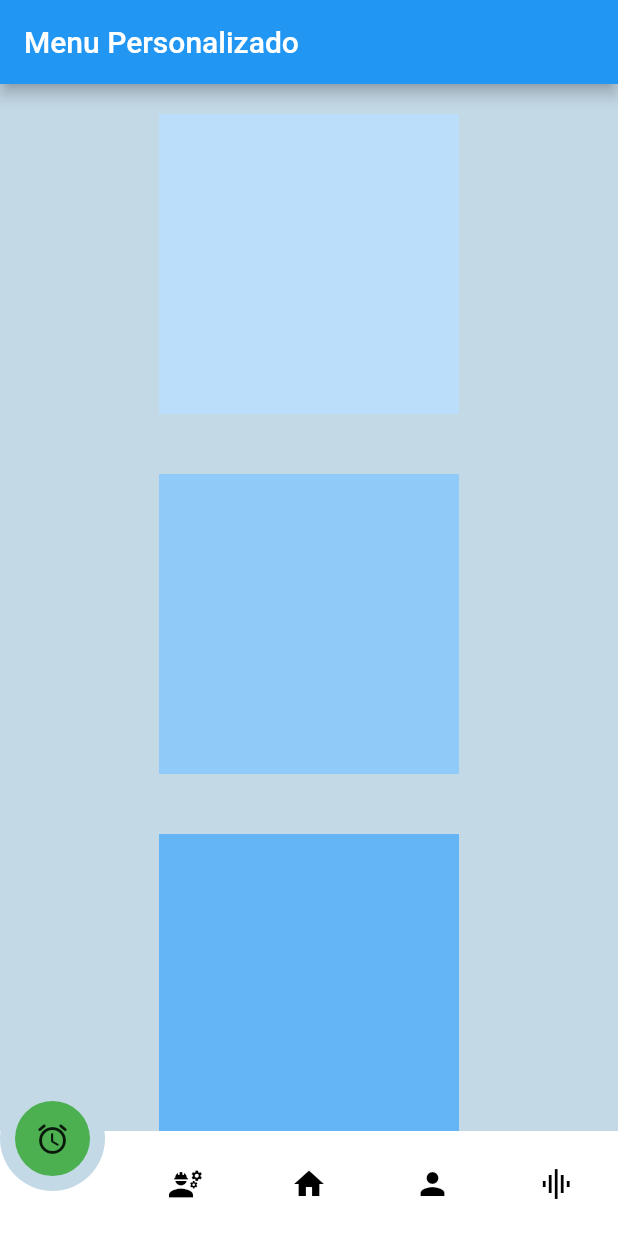
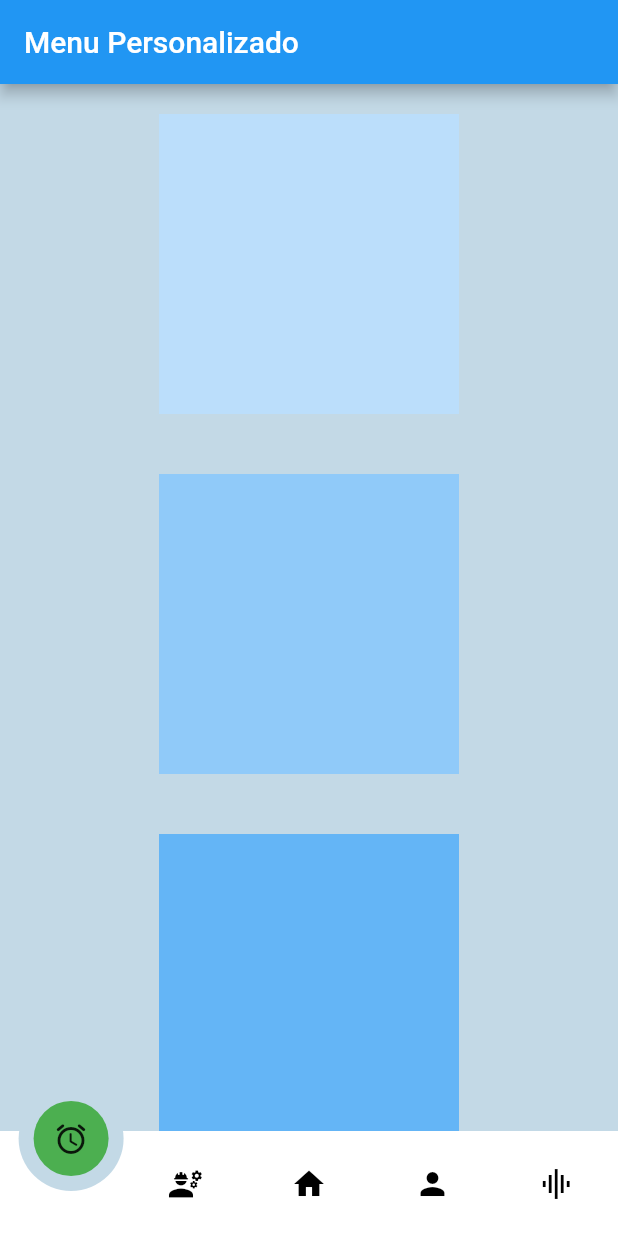
Before and after one commit to brunozupp/teste_lancamentos, a Flutter app: the screen it shows after launch, on a phone screen of 412 x 824 dp. Run offline on Flutter 3.47's test engine with Material 2 defaults, Android fonts, the phone set to English and light mode, and no system bars; our stand-ins replace animated_bottom_navigation_bar, fl_chart, flutter_switch, image_picker, percent_indicator, shared_preferences and 2 more; missing offline and left inert: contrast_checker.

Commit message:
Menu Mudando de lugar com setState sem animação

```diff
--- a/lib/menu_bottom_personalizado/menu_bottom_page.dart
+++ b/lib/menu_bottom_personalizado/menu_bottom_page.dart
@@ -6,6 +6,7 @@ class MenuBottomPage extends StatelessWidget {
 
   @override
   Widget build(BuildContext context) {
+
     return Scaffold(
       appBar: AppBar(
         title: Text("Menu Personalizado"),
--- a/lib/menu_bottom_personalizado/menu_bottom_personalizado.dart
+++ b/lib/menu_bottom_personalizado/menu_bottom_personalizado.dart
@@ -21,10 +21,13 @@ class _MenuBottomPersonalizadoState extends State<MenuBottomPersonalizado> {
 
   @override
   Widget build(BuildContext context) {
+
+    final width = MediaQuery.of(context).size.width;
+
     return Stack(
       children: [
         Container(
-          width: MediaQuery.of(context).size.width,
+          width: width,
           height: 100,
           //color: Colors.purple,
           color: Colors.transparent,
@@ -32,13 +35,13 @@ class _MenuBottomPersonalizadoState extends State<MenuBottomPersonalizado> {
         Positioned(
           bottom: 0,
           child: Container(
-            width: MediaQuery.of(context).size.width,
+            width: width,
             height: 70,
             color: Colors.white,
             child: Row(
               mainAxisAlignment: MainAxisAlignment.spaceAround,
               children: [
-                for(var i = 0; i < 5; i++)
+                for(var i = 0; i < icons.length; i++)
                   IconButton(
                     icon: Icon(
                       icons[i],
@@ -56,6 +59,7 @@ class _MenuBottomPersonalizadoState extends State<MenuBottomPersonalizado> {
         ),
         Positioned(
           bottom: 30,
+          left: ((width / icons.length) * (indexAtual + 1)) - 70,
           child: Stack(
             alignment: Alignment.center,
             children: [
@@ -81,7 +85,7 @@ class _MenuBottomPersonalizadoState extends State<MenuBottomPersonalizado> {
               Container(
                 width: 50,
                 height: 50,
-                decoration: BoxDecoration(
+                decoration: const BoxDecoration(
                   color: Colors.green,
                   shape: BoxShape.circle
                 ),
```
